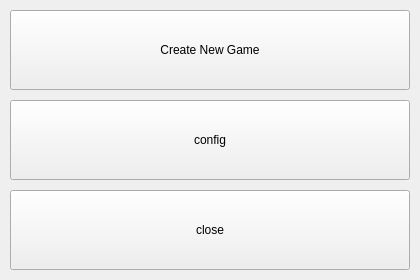
gra1024/Procon30_simulator, file src/mainwindow.ui: the form before one commit.
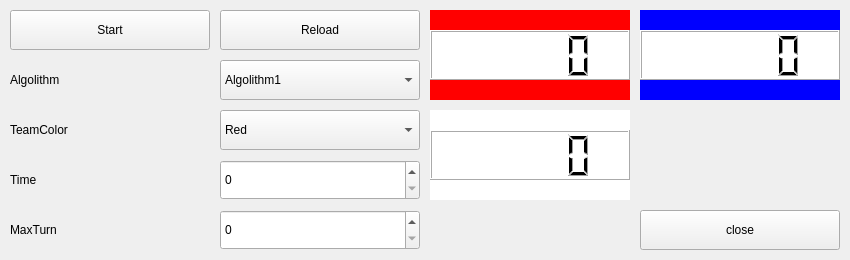
The form after the commit.

```diff
--- a/src/mainwindow.ui
+++ b/src/mainwindow.ui
@@ -9,8 +9,8 @@
    <rect>
     <x>0</x>
     <y>0</y>
-    <width>420</width>
-    <height>280</height>
+    <width>850</width>
+    <height>260</height>
    </rect>
   </property>
   <property name="font">
@@ -24,10 +24,10 @@
   <widget class="QPushButton" name="pushButton_close">
    <property name="geometry">
     <rect>
-     <x>10</x>
-     <y>190</y>
-     <width>400</width>
-     <height>80</height>
+     <x>640</x>
+     <y>210</y>
+     <width>200</width>
+     <height>40</height>
     </rect>
    </property>
    <property name="text">
@@ -37,14 +37,14 @@
   <widget class="QPushButton" name="pushButton_config">
    <property name="geometry">
     <rect>
-     <x>10</x>
-     <y>100</y>
-     <width>400</width>
-     <height>80</height>
+     <x>220</x>
+     <y>10</y>
+     <width>200</width>
+     <height>40</height>
     </rect>
    </property>
    <property name="text">
-    <string>config</string>
+    <string>Reload</string>
    </property>
   </widget>
   <widget class="QPushButton" name="pushButton_createNewGame">
@@ -55,8 +55,8 @@
     <rect>
      <x>10</x>
      <y>10</y>
-     <width>400</width>
-     <height>80</height>
+     <width>200</width>
+     <height>40</height>
     </rect>
    </property>
    <property name="maximumSize">
@@ -72,7 +72,254 @@
     <bool>false</bool>
    </property>
    <property name="text">
-    <string>Create New Game</string>
+    <string>Start</string>
+   </property>
+  </widget>
+  <widget class="QLabel" name="label_algolithm">
+   <property name="geometry">
+    <rect>
+     <x>10</x>
+     <y>60</y>
+     <width>200</width>
+     <height>40</height>
+    </rect>
+   </property>
+   <property name="text">
+    <string>Algolithm</string>
+   </property>
+  </widget>
+  <widget class="QLabel" name="label_teamColor">
+   <property name="geometry">
+    <rect>
+     <x>10</x>
+     <y>110</y>
+     <width>200</width>
+     <height>40</height>
+    </rect>
+   </property>
+   <property name="text">
+    <string>TeamColor</string>
+   </property>
+  </widget>
+  <widget class="QLabel" name="label_time">
+   <property name="geometry">
+    <rect>
+     <x>10</x>
+     <y>160</y>
+     <width>200</width>
+     <height>40</height>
+    </rect>
+   </property>
+   <property name="text">
+    <string>Time</string>
+   </property>
+  </widget>
+  <widget class="QLabel" name="label_maxTurn">
+   <property name="geometry">
+    <rect>
+     <x>10</x>
+     <y>210</y>
+     <width>200</width>
+     <height>40</height>
+    </rect>
+   </property>
+   <property name="text">
+    <string>MaxTurn</string>
+   </property>
+  </widget>
+  <widget class="QComboBox" name="comboBox_algolithm">
+   <property name="geometry">
+    <rect>
+     <x>220</x>
+     <y>60</y>
+     <width>200</width>
+     <height>40</height>
+    </rect>
+   </property>
+   <item>
+    <property name="text">
+     <string>Algolithm1</string>
+    </property>
+   </item>
+   <item>
+    <property name="text">
+     <string>Algolithm2</string>
+    </property>
+   </item>
+  </widget>
+  <widget class="QComboBox" name="comboBox_teamColor">
+   <property name="geometry">
+    <rect>
+     <x>220</x>
+     <y>110</y>
+     <width>200</width>
+     <height>40</height>
+    </rect>
+   </property>
+   <item>
+    <property name="text">
+     <string>Red</string>
+    </property>
+   </item>
+   <item>
+    <property name="text">
+     <string>Blue</string>
+    </property>
+   </item>
+  </widget>
+  <widget class="QSpinBox" name="spinBox_time">
+   <property name="geometry">
+    <rect>
+     <x>220</x>
+     <y>160</y>
+     <width>200</width>
+     <height>40</height>
+    </rect>
+   </property>
+  </widget>
+  <widget class="QSpinBox" name="spinBox_maxTurn">
+   <property name="geometry">
+    <rect>
+     <x>220</x>
+     <y>210</y>
+     <width>200</width>
+     <height>40</height>
+    </rect>
+   </property>
+  </widget>
+  <widget class="QLabel" name="label_color_red">
+   <property name="geometry">
+    <rect>
+     <x>430</x>
+     <y>10</y>
+     <width>200</width>
+     <height>20</height>
+    </rect>
+   </property>
+   <property name="styleSheet">
+    <string notr="true">background:#f00</string>
+   </property>
+   <property name="text">
+    <string/>
+   </property>
+  </widget>
+  <widget class="QLabel" name="label_color_blue">
+   <property name="geometry">
+    <rect>
+     <x>640</x>
+     <y>10</y>
+     <width>200</width>
+     <height>20</height>
+    </rect>
+   </property>
+   <property name="styleSheet">
+    <string notr="true">background:#00f</string>
+   </property>
+   <property name="text">
+    <string/>
+   </property>
+  </widget>
+  <widget class="QLabel" name="label_color_red_2">
+   <property name="geometry">
+    <rect>
+     <x>430</x>
+     <y>80</y>
+     <width>200</width>
+     <height>20</height>
+    </rect>
+   </property>
+   <property name="styleSheet">
+    <string notr="true">background:#f00</string>
+   </property>
+   <property name="text">
+    <string/>
+   </property>
+  </widget>
+  <widget class="QLabel" name="label_color_blue_2">
+   <property name="geometry">
+    <rect>
+     <x>640</x>
+     <y>80</y>
+     <width>200</width>
+     <height>20</height>
+    </rect>
+   </property>
+   <property name="styleSheet">
+    <string notr="true">background:#00f</string>
+   </property>
+   <property name="text">
+    <string/>
+   </property>
+  </widget>
+  <widget class="QLCDNumber" name="lcdNumber_red">
+   <property name="geometry">
+    <rect>
+     <x>430</x>
+     <y>30</y>
+     <width>200</width>
+     <height>50</height>
+    </rect>
+   </property>
+   <property name="styleSheet">
+    <string notr="true">background:#fff</string>
+   </property>
+  </widget>
+  <widget class="QLCDNumber" name="lcdNumber_blue">
+   <property name="geometry">
+    <rect>
+     <x>640</x>
+     <y>30</y>
+     <width>200</width>
+     <height>50</height>
+    </rect>
+   </property>
+   <property name="styleSheet">
+    <string notr="true">background:#fff</string>
+   </property>
+  </widget>
+  <widget class="QLCDNumber" name="lcdNumber_3">
+   <property name="geometry">
+    <rect>
+     <x>430</x>
+     <y>130</y>
+     <width>200</width>
+     <height>50</height>
+    </rect>
+   </property>
+   <property name="styleSheet">
+    <string notr="true">background:#fff</string>
+   </property>
+  </widget>
+  <widget class="QLabel" name="label_color_white">
+   <property name="geometry">
+    <rect>
+     <x>430</x>
+     <y>110</y>
+     <width>200</width>
+     <height>20</height>
+    </rect>
+   </property>
+   <property name="styleSheet">
+    <string notr="true">background:#fff</string>
+   </property>
+   <property name="text">
+    <string/>
+   </property>
+  </widget>
+  <widget class="QLabel" name="label_color_white_2">
+   <property name="geometry">
+    <rect>
+     <x>430</x>
+     <y>180</y>
+     <width>200</width>
+     <height>20</height>
+    </rect>
+   </property>
+   <property name="styleSheet">
+    <string notr="true">background:#fff</string>
+   </property>
+   <property name="text">
+    <string/>
    </property>
   </widget>
  </widget>
```
